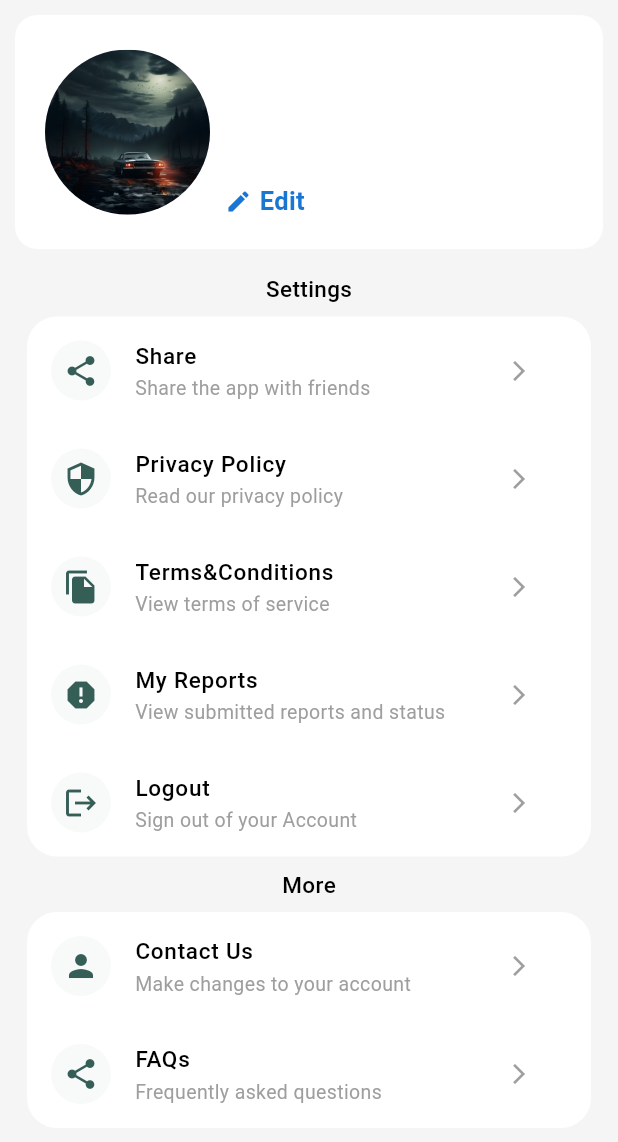
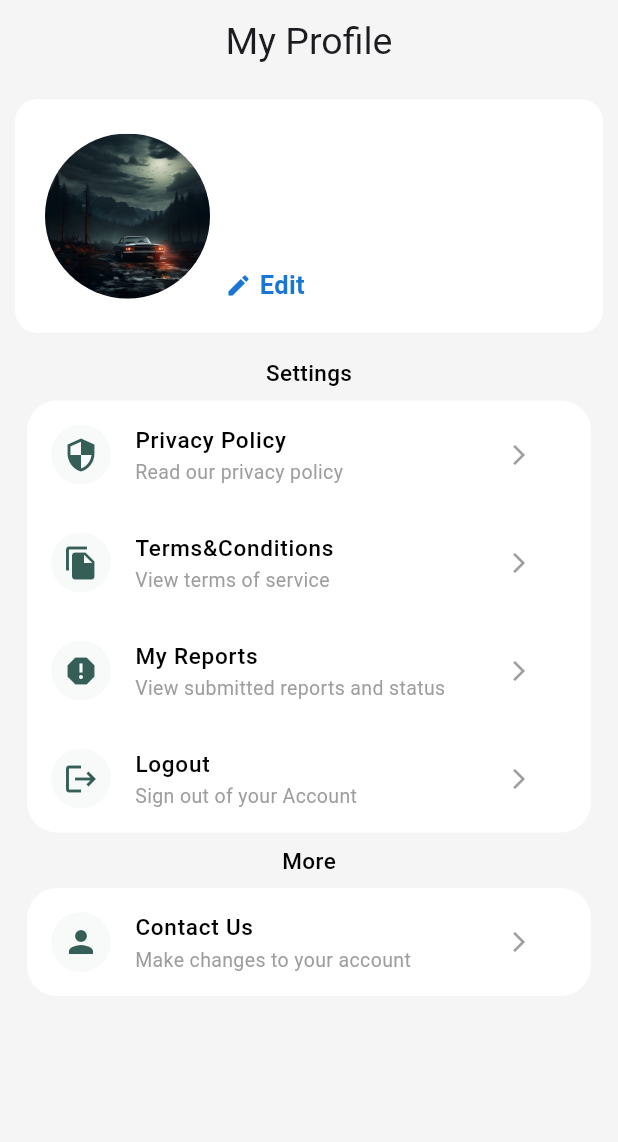
Before and after one commit to itsSreeRag/nest_user_app, a Flutter app: the AccountPageMain screen opened directly, after a tap on the "arrow forward ios" icon, on a phone screen of 412 x 824 dp. Shown: the top 1142 px of the screen. Run offline on Flutter 3.47's test engine with Material 3 defaults, Android fonts, the phone set to English and light mode, and no system bars; our stand-ins replace animated_notch_bottom_bar, cached_network_image, carousel_slider, cloud_firestore, dio, firebase_auth and 13 more; missing offline and left inert: flutter_stripe; accounts and stored records are empty; statements that could not run were skipped.

Commit message:
apk taken for relese

```diff
--- /dev/null
+++ b/lib/controllers/privacy_policy_provider/privacy_policy_provider.dart
@@ -0,0 +1,41 @@
+import 'package:flutter/material.dart';
+import 'package:flutter/services.dart' show rootBundle;
+
+class PrivacyPolicyProvider with ChangeNotifier {
+  String markdownData = '';
+  String tremsMarkdownData = '';
+  bool isLoading = true;
+
+  Future<void> loadPrivacyAndTerms() async {
+    loadPrivacyPolicy();
+    loadtermsAndCondition();
+  }
+
+  Future<void> loadPrivacyPolicy() async {
+    try {
+      final String data = await rootBundle.loadString(
+        'assets/privacy_policy.md',
+      );
+      markdownData = data;
+    } catch (e) {
+      markdownData = 'Failed to load privacy policy.';
+    } finally {
+      isLoading = false;
+      notifyListeners();
+    }
+  }
+
+  Future<void> loadtermsAndCondition() async {
+    try {
+      final String data = await rootBundle.loadString(
+        'assets/terms_and_conditions.md',
+      );
+      tremsMarkdownData = data;
+    } catch (e) {
+      tremsMarkdownData = 'Failed to load Terms and conditions';
+    } finally {
+      isLoading = false;
+      notifyListeners();
+    }
+  }
+}
--- a/lib/main.dart
+++ b/lib/main.dart
@@ -16,6 +16,7 @@ import 'package:nest_user_app/controllers/image_provider/image_provider.dart';
 import 'package:nest_user_app/controllers/location_provider/location_provider.dart';
 import 'package:nest_user_app/controllers/navigation_bar_provider/navigation_bar_provider.dart';
 import 'package:nest_user_app/controllers/page_controller_provider.dart';
+import 'package:nest_user_app/controllers/privacy_policy_provider/privacy_policy_provider.dart';
 import 'package:nest_user_app/controllers/user_provider/user_provider.dart';
 import 'package:nest_user_app/controllers/reprot_provider/report_provider.dart';
 import 'package:nest_user_app/controllers/review_rating_controller/review_rating_controller.dart';
@@ -64,6 +65,7 @@ class MyApp extends StatelessWidget {
         ChangeNotifierProvider(create: (_) => LocationProvider()),
         ChangeNotifierProvider(create: (context) => ReviewRatingProvider()),
         ChangeNotifierProvider(create: (_) => ReportProvider()),
+        ChangeNotifierProvider(create: (_) => PrivacyPolicyProvider()..loadPrivacyAndTerms()),
       ],
       child: MaterialApp(
         debugShowCheckedModeBanner: false,
--- a/lib/views/profile/account_page_main.dart
+++ b/lib/views/profile/account_page_main.dart
@@ -8,8 +8,12 @@ class AccountPageMain extends StatelessWidget {
 
   @override
   Widget build(BuildContext context) {
-
     return Scaffold(
+      appBar: AppBar(
+        backgroundColor: AppColors.background,
+        title: Text('My Profile', style: TextStyle(fontSize: 25)),
+        centerTitle: true,
+      ),
       backgroundColor: AppColors.background,
       body: SafeArea(
         child: Padding(
--- a/lib/views/profile/profile_details.dart/acc_page_more_options.dart
+++ b/lib/views/profile/profile_details.dart/acc_page_more_options.dart
@@ -1,6 +1,5 @@
 import 'package:flutter/material.dart';
 import 'package:nest_user_app/constants/colors.dart';
-import 'package:nest_user_app/views/profile/account_page_main.dart';
 import 'package:nest_user_app/views/profile/contact_us_page/contact_us_page_main.dart';
 import 'package:nest_user_app/views/profile/profile_details.dart/widgets/acc_page_tile_section.dart';
 
@@ -28,18 +27,18 @@ class AccPageMoreOptions extends StatelessWidget {
             trailicon: Icons.arrow_forward_ios,
             color: AppColors.primary,
           ),
-          TileSection(
-            ontap: () {
-              Navigator.of(
-                context,
-              ).push(MaterialPageRoute(builder: (context) => SampleScreen()));
-            },
-            leadicon: Icons.share,
-            title: 'FAQs',
-            subtitle: 'Frequently asked questions',
-            trailicon: Icons.arrow_forward_ios,
-            color: AppColors.primary,
-          ),
+          // TileSection(
+          //   ontap: () {
+          //     Navigator.of(
+          //       context,
+          //     ).push(MaterialPageRoute(builder: (context) => SampleScreen()));
+          //   },
+          //   leadicon: Icons.share,
+          //   title: 'FAQs',
+          //   subtitle: 'Frequently asked questions',
+          //   trailicon: Icons.arrow_forward_ios,
+          //   color: AppColors.primary,
+          // ),
         ],
       ),
     );
--- a/lib/views/profile/profile_details.dart/acc_page_settings.dart
+++ b/lib/views/profile/profile_details.dart/acc_page_settings.dart
@@ -1,8 +1,10 @@
 import 'package:flutter/material.dart';
 import 'package:nest_user_app/constants/colors.dart';
+import 'package:nest_user_app/views/profile/privacy_policy_page/privacy_policy_screen.dart';
 import 'package:nest_user_app/views/profile/profile_details.dart/widgets/acc_page_tile_section.dart';
 import 'package:nest_user_app/views/profile/account_page_main.dart';
 import 'package:nest_user_app/views/profile/profile_details.dart/widgets/log_out_alert_box.dart';
+import 'package:nest_user_app/views/profile/terms_and_conditions/terms_and_conditions_page.dart';
 import 'package:nest_user_app/views/reports/reprot_showing_page/report_showing_page_main.dart';
 
 class AccPageSettings extends StatelessWidget {
@@ -17,23 +19,23 @@ class AccPageSettings extends StatelessWidget {
       ),
       child: Column(
         children: [
+          // TileSection(
+          //   ontap: () {
+          //     Navigator.of(
+          //       context,
+          //     ).push(MaterialPageRoute(builder: (context) => SampleScreen()));
+          //   },
+          //   leadicon: Icons.share,
+          //   title: 'Share',
+          //   subtitle: 'Share the app with friends',
+          //   trailicon: Icons.arrow_forward_ios,
+          //   color: AppColors.primary,
+          // ),
           TileSection(
             ontap: () {
               Navigator.of(
                 context,
-              ).push(MaterialPageRoute(builder: (context) => SampleScreen()));
-            },
-            leadicon: Icons.share,
-            title: 'Share',
-            subtitle: 'Share the app with friends',
-            trailicon: Icons.arrow_forward_ios,
-            color: AppColors.primary,
-          ),
-          TileSection(
-            ontap: () {
-              Navigator.of(
-                context,
-              ).push(MaterialPageRoute(builder: (context) => SampleScreen()));
+              ).push(MaterialPageRoute(builder: (context) => PrivacyPolicyPage()));
             },
             leadicon: Icons.security,
             title: 'Privacy Policy',
@@ -45,7 +47,7 @@ class AccPageSettings extends StatelessWidget {
             ontap: () {
               Navigator.of(
                 context,
-              ).push(MaterialPageRoute(builder: (context) => SampleScreen()));
+              ).push(MaterialPageRoute(builder: (context) => TermsAndConditions()));
             },
             leadicon: Icons.file_copy,
             title: 'Terms&Conditions',
--- a/lib/views/room_details/room_details_main.dart
+++ b/lib/views/room_details/room_details_main.dart
@@ -43,7 +43,6 @@ class RoomDetailsMain extends StatelessWidget {
                             (context) => BookingSectionMain(
                               hotelData: hotelData!,
                               roomData: roomData,
-
                             ),
                       ),
                     );
```
Also changed, not shown: flutter_launcher_icons.yaml (added, +34 -0 lines), lib/views/profile/contact_us_page/contact_us_page_main.dart (+30 -19 lines), lib/views/profile/privacy_policy_page/privacy_policy_screen.dart (added, +35 -0 lines), lib/views/profile/terms_and_conditions/terms_and_conditions_page.dart (added, +35 -0 lines), pubspec.yaml (+11 -0 lines), assets/icon/icon.png (added), pubspec.lock, 35 other files.
